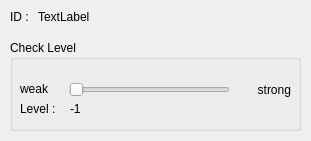
Above: ui/dialogsettoolcrack.ui from rendezvue/ViNet before the change. Below: the same form after it.
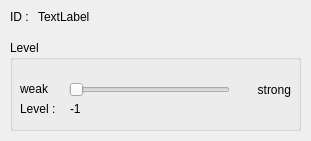
That is the form after the change.

Commit message: fixed Configure Level for Crack, Color Compare(Tool Option).

What changed in the file:
```diff
--- a/ui/dialogsettoolcrack.ui
+++ b/ui/dialogsettoolcrack.ui
@@ -52,7 +52,7 @@
     </rect>
    </property>
    <property name="title">
-    <string>Check Level</string>
+    <string>Level</string>
    </property>
    <widget class="QSlider" name="horizontalSlider_feature_level">
     <property name="geometry">
```
Left out of the diff: 4 changed lines with no effect on the pictures. The commit also changes 1 other file.
